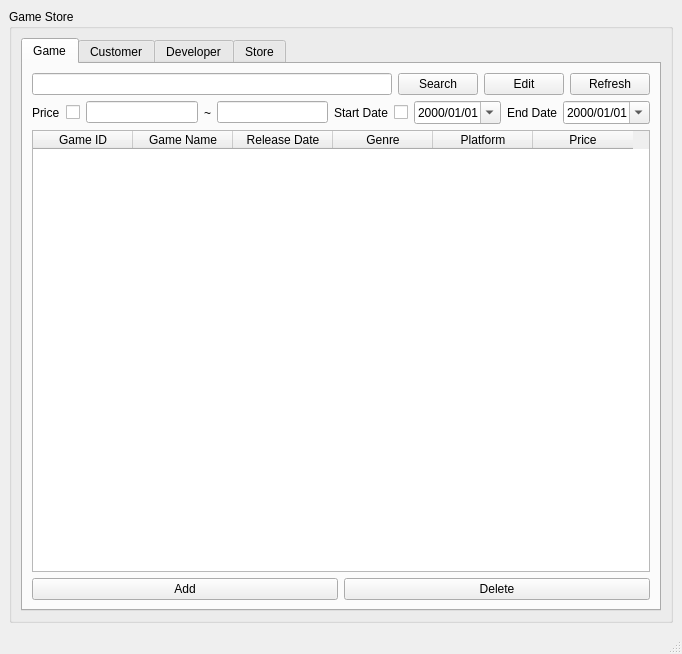
First picture: the form in a.ui, repository XiaoshuaiGeng/Gameshop-GSMS, before the edit.
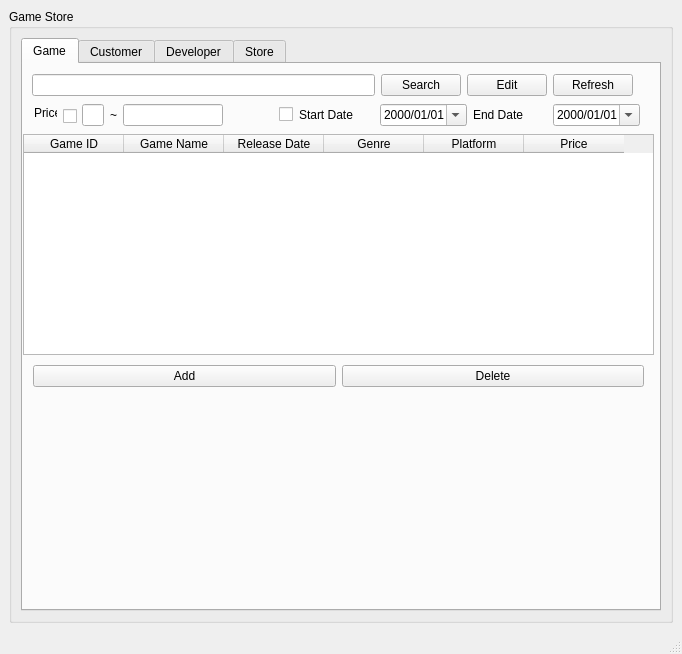
Second picture: the form after the edit.

Commit message: - Add 2 Checkboxes on Game tab - Search store by id now available - Add column headers for all tabs - Rename copy.py to GUI.py - Remove redundant method ListAll() for search game, now search button will connect searchGame() directly - GUI now support Sort by Column(ASC/DESC) - Search Game now with filter - New dialog window will pop when checkbox checked but text field has not value

```diff
--- a/a.ui
+++ b/a.ui
@@ -42,121 +42,15 @@
                 <attribute name="title">
                  <string>Game</string>
                 </attribute>
-                <layout class="QVBoxLayout" name="verticalLayout_3">
-                 <item>
-                  <layout class="QHBoxLayout" name="horizontalLayout_3">
-                   <item>
-                    <widget class="QLineEdit" name="searchBox1"/>
-                   </item>
-                   <item>
-                    <widget class="QPushButton" name="search1">
-                     <property name="text">
-                      <string>Search</string>
-                     </property>
-                    </widget>
-                   </item>
-                   <item>
-                    <widget class="QPushButton" name="Edit1">
-                     <property name="text">
-                      <string>Edit</string>
-                     </property>
-                    </widget>
-                   </item>
-                   <item>
-                    <widget class="QPushButton" name="RefreshBtn">
-                     <property name="text">
-                      <string>Refresh</string>
-                     </property>
-                    </widget>
-                   </item>
-                  </layout>
-                 </item>
-                 <item>
-                  <layout class="QHBoxLayout" name="horizontalLayout">
-                   <item>
-                    <widget class="QLabel" name="label_5">
-                     <property name="text">
-                      <string>Price</string>
-                     </property>
-                    </widget>
-                   </item>
-                   <item>
-                    <widget class="QCheckBox" name="checkBox">
-                     <property name="text">
-                      <string/>
-                     </property>
-                    </widget>
-                   </item>
-                   <item>
-                    <widget class="QLineEdit" name="StartGame"/>
-                   </item>
-                   <item>
-                    <widget class="QLabel" name="label_7">
-                     <property name="text">
-                      <string>~</string>
-                     </property>
-                    </widget>
-                   </item>
-                   <item>
-                    <widget class="QLineEdit" name="EndGame"/>
-                   </item>
-                   <item>
-                    <widget class="QLabel" name="label_6">
-                     <property name="text">
-                      <string>Start Date</string>
-                     </property>
-                    </widget>
-                   </item>
-                   <item>
-                    <widget class="QCheckBox" name="checkBox_2">
-                     <property name="text">
-                      <string/>
-                     </property>
-                    </widget>
-                   </item>
-                   <item>
-                    <widget class="QDateEdit" name="dateEdit">
-                     <property name="autoFillBackground">
-                      <bool>false</bool>
-                     </property>
-                     <property name="currentSection">
-                      <enum>QDateTimeEdit::DaySection</enum>
-                     </property>
-                     <property name="displayFormat">
-                      <string>yyyy/MM/dd</string>
-                     </property>
-                     <property name="calendarPopup">
-                      <bool>true</bool>
-                     </property>
-                     <property name="timeSpec">
-                      <enum>Qt::LocalTime</enum>
-                     </property>
-                    </widget>
-                   </item>
-                   <item>
-                    <widget class="QLabel" name="label_8">
-                     <property name="text">
-                      <string>End Date</string>
-                     </property>
-                    </widget>
-                   </item>
-                   <item>
-                    <widget class="QDateEdit" name="dateEdit_2">
-                     <property name="currentSection">
-                      <enum>QDateTimeEdit::DaySection</enum>
-                     </property>
-                     <property name="displayFormat">
-                      <string>yyyy/MM/dd</string>
-                     </property>
-                     <property name="calendarPopup">
-                      <bool>true</bool>
-                     </property>
-                    </widget>
-                   </item>
-                  </layout>
-                 </item>
-                 <item>
                   <widget class="QTableWidget" name="tableGame">
+                 <property name="geometry">
+                  <rect>
+                   <x>0</x>
+                   <y>70</y>
+                   <width>631</width>
+                   <height>221</height>
+                  </rect>
+                 </property>
                    <property name="sizePolicy">
                     <sizepolicy hsizetype="Expanding" vsizetype="Expanding">
                      <horstretch>0</horstretch>
@@ -215,8 +109,15 @@
                     </property>
                    </column>
                   </widget>
-                 </item>
-                 <item>
+                <widget class="QWidget" name="">
+                 <property name="geometry">
+                  <rect>
+                   <x>10</x>
+                   <y>300</y>
+                   <width>611</width>
+                   <height>25</height>
+                  </rect>
+                 </property>
                   <layout class="QHBoxLayout" name="horizontalLayout_9">
                    <item>
                     <widget class="QPushButton" name="add1">
@@ -233,8 +134,175 @@
                     </widget>
                    </item>
                   </layout>
-                 </item>
-                </layout>
+                </widget>
+                <widget class="QWidget" name="">
+                 <property name="geometry">
+                  <rect>
+                   <x>9</x>
+                   <y>9</y>
+                   <width>601</width>
+                   <height>25</height>
+                  </rect>
+                 </property>
+                 <layout class="QHBoxLayout" name="horizontalLayout_3">
+                  <item>
+                   <widget class="QLineEdit" name="searchBox1"/>
+                  </item>
+                  <item>
+                   <widget class="QPushButton" name="search1">
+                    <property name="text">
+                     <string>Search</string>
+                    </property>
+                   </widget>
+                  </item>
+                  <item>
+                   <widget class="QPushButton" name="Edit1">
+                    <property name="text">
+                     <string>Edit</string>
+                    </property>
+                   </widget>
+                  </item>
+                  <item>
+                   <widget class="QPushButton" name="RefreshBtn">
+                    <property name="text">
+                     <string>Refresh</string>
+                    </property>
+                   </widget>
+                  </item>
+                 </layout>
+                </widget>
+                <widget class="QLabel" name="label_5">
+                 <property name="geometry">
+                  <rect>
+                   <x>11</x>
+                   <y>41</y>
+                   <width>23</width>
+                   <height>16</height>
+                  </rect>
+                 </property>
+                 <property name="text">
+                  <string>Price</string>
+                 </property>
+                </widget>
+                <widget class="QCheckBox" name="GamePriceCheckBox">
+                 <property name="geometry">
+                  <rect>
+                   <x>40</x>
+                   <y>44</y>
+                   <width>16</width>
+                   <height>16</height>
+                  </rect>
+                 </property>
+                 <property name="text">
+                  <string/>
+                 </property>
+                </widget>
+                <widget class="QWidget" name="">
+                 <property name="geometry">
+                  <rect>
+                   <x>59</x>
+                   <y>40</y>
+                   <width>141</width>
+                   <height>22</height>
+                  </rect>
+                 </property>
+                 <layout class="QHBoxLayout" name="horizontalLayout">
+                  <item>
+                   <widget class="QLineEdit" name="GameStartPrice"/>
+                  </item>
+                  <item>
+                   <widget class="QLabel" name="label_7">
+                    <property name="text">
+                     <string>~</string>
+                    </property>
+                   </widget>
+                  </item>
+                  <item>
+                   <widget class="QLineEdit" name="GameEndPrice">
+                    <property name="sizePolicy">
+                     <sizepolicy hsizetype="Minimum" vsizetype="Fixed">
+                      <horstretch>0</horstretch>
+                      <verstretch>0</verstretch>
+                     </sizepolicy>
+                    </property>
+                   </widget>
+                  </item>
+                 </layout>
+                </widget>
+                <widget class="QWidget" name="">
+                 <property name="geometry">
+                  <rect>
+                   <x>196</x>
+                   <y>40</y>
+                   <width>421</width>
+                   <height>22</height>
+                  </rect>
+                 </property>
+                 <layout class="QHBoxLayout" name="horizontalLayout_4">
+                  <item>
+                   <widget class="QCheckBox" name="GameReleaseDateCheckBox">
+                    <property name="enabled">
+                     <bool>true</bool>
+                    </property>
+                    <property name="layoutDirection">
+                     <enum>Qt::RightToLeft</enum>
+                    </property>
+                    <property name="text">
+                     <string/>
+                    </property>
+                   </widget>
+                  </item>
+                  <item>
+                   <widget class="QLabel" name="label_6">
+                    <property name="layoutDirection">
+                     <enum>Qt::LeftToRight</enum>
+                    </property>
+                    <property name="text">
+                     <string>Start Date</string>
+                    </property>
+                   </widget>
+                  </item>
+                  <item>
+                   <widget class="QDateEdit" name="GameStartDate">
+                    <property name="autoFillBackground">
+                     <bool>false</bool>
+                    </property>
+                    <property name="currentSection">
+                     <enum>QDateTimeEdit::DaySection</enum>
+                    </property>
+                    <property name="displayFormat">
+                     <string>yyyy/MM/dd</string>
+                    </property>
+                    <property name="calendarPopup">
+                     <bool>true</bool>
+                    </property>
+                    <property name="timeSpec">
+                     <enum>Qt::LocalTime</enum>
+                    </property>
+                   </widget>
+                  </item>
+                  <item>
+                   <widget class="QLabel" name="label_8">
+                    <property name="text">
+                     <string>End Date</string>
+                    </property>
+                   </widget>
+                  </item>
+                  <item>
+                   <widget class="QDateEdit" name="GameEndDate">
+                    <property name="currentSection">
+                     <enum>QDateTimeEdit::DaySection</enum>
+                    </property>
+                    <property name="displayFormat">
+                     <string>yyyy/MM/dd</string>
+                    </property>
+                    <property name="calendarPopup">
+                     <bool>true</bool>
+                    </property>
+                   </widget>
+                  </item>
+                 </layout>
+                </widget>
                </widget>
                <widget class="QWidget" name="tab_4">
                 <attribute name="title">
```
Lines whose indentation alone changed are shown as unchanged. The commit also changes 3 other files.
